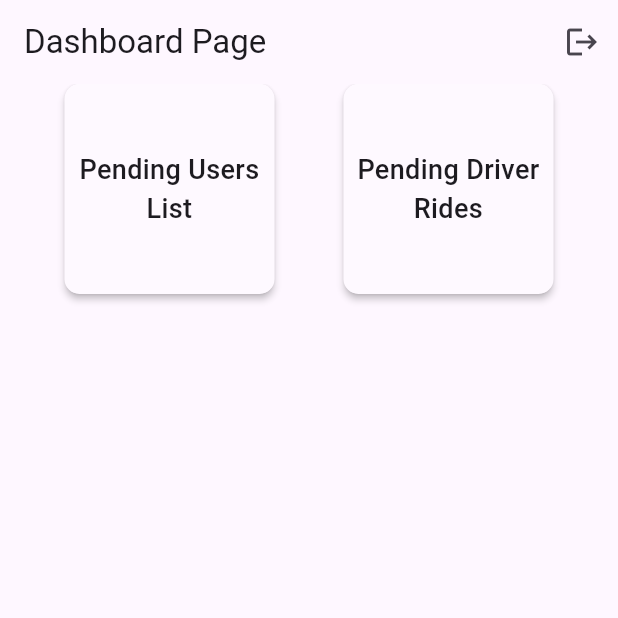
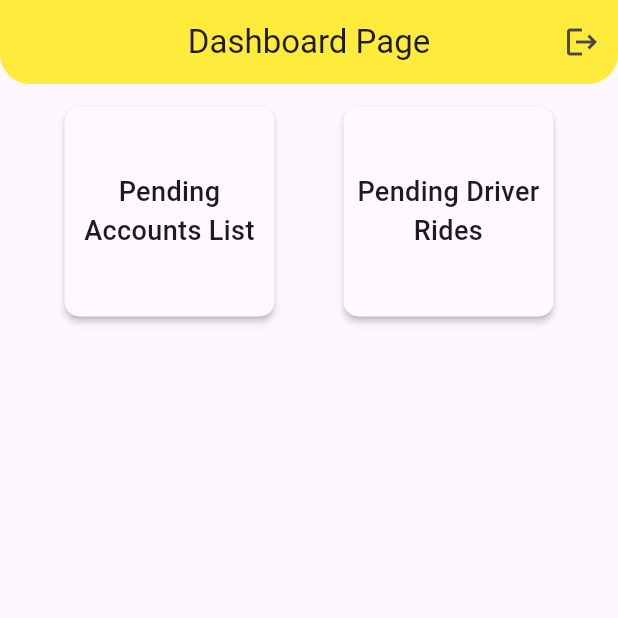
Before and after one commit to mibad862/EasyTransitAdmin, a Flutter app: the DashBoardPage screen opened by its route, on a phone screen of 412 x 824 dp, the top half of it. Run offline on Flutter 3.47's test engine with Material 3 defaults, Android fonts, the phone set to English and light mode, and no system bars; our stand-ins replace cloud_firestore, firebase_auth, firebase_core, flutter_easyloading, go_router; accounts and stored records are empty.

Commit message:
26/05/2024

```diff
--- /dev/null
+++ b/lib/common_widgets/common_appbar.dart
@@ -0,0 +1,43 @@
+import 'package:flutter/material.dart';
+
+class CommonAppBar extends StatelessWidget implements PreferredSizeWidget {
+  final String title;
+  final bool showIcon;
+  final List<Widget>? actions;
+
+  const CommonAppBar({
+    required this.title,
+    required this.showIcon,
+    this.actions, // making actions nullable
+    Key? key,
+  }) : super(key: key);
+
+  @override
+  Widget build(BuildContext context) {
+    return AppBar(
+      automaticallyImplyLeading: false,
+      actions: actions, // using provided actions or null
+      leading: showIcon
+          ? IconButton(
+        icon: const Icon(Icons.arrow_back_outlined),
+        onPressed: () {
+          Navigator.pop(context);
+        },
+      )
+          : null,
+      title: Text(title),
+      backgroundColor: Colors.yellow,
+      elevation: 0,
+      centerTitle: true,
+      shape: const RoundedRectangleBorder(
+        borderRadius: BorderRadius.only(
+          bottomLeft: Radius.circular(20),
+          bottomRight: Radius.circular(20),
+        ),
+      ),
+    );
+  }
+
+  @override
+  Size get preferredSize => const Size.fromHeight(kToolbarHeight);
+}
--- a/lib/main.dart
+++ b/lib/main.dart
@@ -6,7 +6,7 @@ import 'firebase_options.dart';
 import 'pages/dashboard_page.dart';
 import 'pages/login_page.dart';
 import 'pages/pending_driver_rides.dart';
-import 'pages/pending_users.dart';
+import 'pages/pending_accounts_list.dart';
 
 void main() async{
   WidgetsFlutterBinding.ensureInitialized();
--- a/lib/pages/dashboard_page.dart
+++ b/lib/pages/dashboard_page.dart
@@ -1,10 +1,9 @@
-import 'package:cloud_firestore/cloud_firestore.dart';
 import 'package:easytransit_admin/auth/auth_service.dart';
 import 'package:flutter/material.dart';
 import 'package:go_router/go_router.dart';
-
+import '../common_widgets/common_appbar.dart';
 import 'pending_driver_rides.dart';
-import 'pending_users.dart';
+import 'pending_accounts_list.dart';
 
 class DashBoardPage extends StatelessWidget {
   const DashBoardPage({super.key});
@@ -14,20 +13,21 @@ class DashBoardPage extends StatelessWidget {
   @override
   Widget build(BuildContext context) {
     return Scaffold(
-      appBar: AppBar(
-        title: Text("Dashboard Page"),
+      appBar: CommonAppBar(
+        title: "Dashboard Page",
+        showIcon: false,
         actions: [
           IconButton(
             onPressed: () {
               AuthService.logout();
             },
-            icon: Icon(Icons.logout),
+            icon: const Icon(Icons.logout),
           ),
         ],
       ),
       body: Container(
         width: double.infinity,
-        margin: const EdgeInsets.symmetric(horizontal: 20),
+        margin: const EdgeInsets.symmetric(horizontal: 20, vertical: 15),
         child: Column(
           crossAxisAlignment: CrossAxisAlignment.start,
           children: [
@@ -47,9 +47,10 @@ class DashBoardPage extends StatelessWidget {
                         color: Colors.white24,
                         borderRadius: BorderRadius.circular(10),
                       ),
-                      child: Text(
-                        "Pending Users List",
-                        style: TextStyle(fontSize: 18, fontWeight: FontWeight.w500),
+                      child: const Text(
+                        "Pending Accounts List",
+                        style: TextStyle(
+                            fontSize: 18, fontWeight: FontWeight.w500),
                         textAlign: TextAlign.center,
                       ),
                     ),
@@ -70,7 +71,8 @@ class DashBoardPage extends StatelessWidget {
                       ),
                       child: const Text(
                         "Pending Driver Rides",
-                        style: TextStyle(fontSize: 18, fontWeight: FontWeight.w500),
+                        style: TextStyle(
+                            fontSize: 18, fontWeight: FontWeight.w500),
                         textAlign: TextAlign.center,
                       ),
                     ),
--- a/lib/pages/pending_users.dart
+++ b/lib/pages/pending_accounts_list.dart
@@ -1,4 +1,5 @@
 import 'package:cloud_firestore/cloud_firestore.dart';
+import 'package:easytransit_admin/common_widgets/common_appbar.dart';
 import 'package:flutter/material.dart';
 
 class PendingUsers extends StatelessWidget {
@@ -9,15 +10,15 @@ class PendingUsers extends StatelessWidget {
   @override
   Widget build(BuildContext context) {
     return Scaffold(
-      appBar: AppBar(
-        centerTitle: true,
-        title: Text("Pending Users List"),
+      appBar: CommonAppBar(
+        title: "Pending Accounts List",
+        showIcon: true,
       ),
       body: StreamBuilder<QuerySnapshot>(
         stream: FirebaseFirestore.instance.collection('users').where('status', isEqualTo: 'pending').snapshots(),
         builder: (context, snapshot) {
           if (snapshot.connectionState == ConnectionState.waiting) {
-            return const CircularProgressIndicator(); // Show loading indicator while fetching data
+            return Center(child: const CircularProgressIndicator()); // Show loading indicator while fetching data
           }
           if (snapshot.hasError) {
             return Text('Error: ${snapshot.error}'); // Show error message if any
```
Also changed, not shown: lib/pages/pending_driver_rides.dart (+50 -13 lines).
